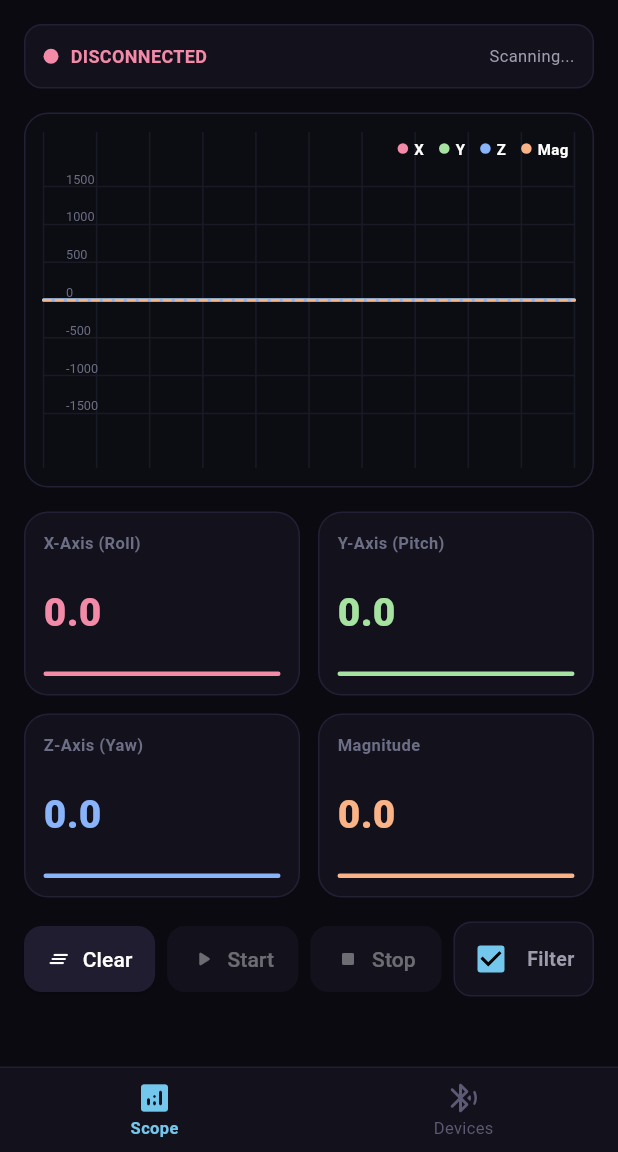
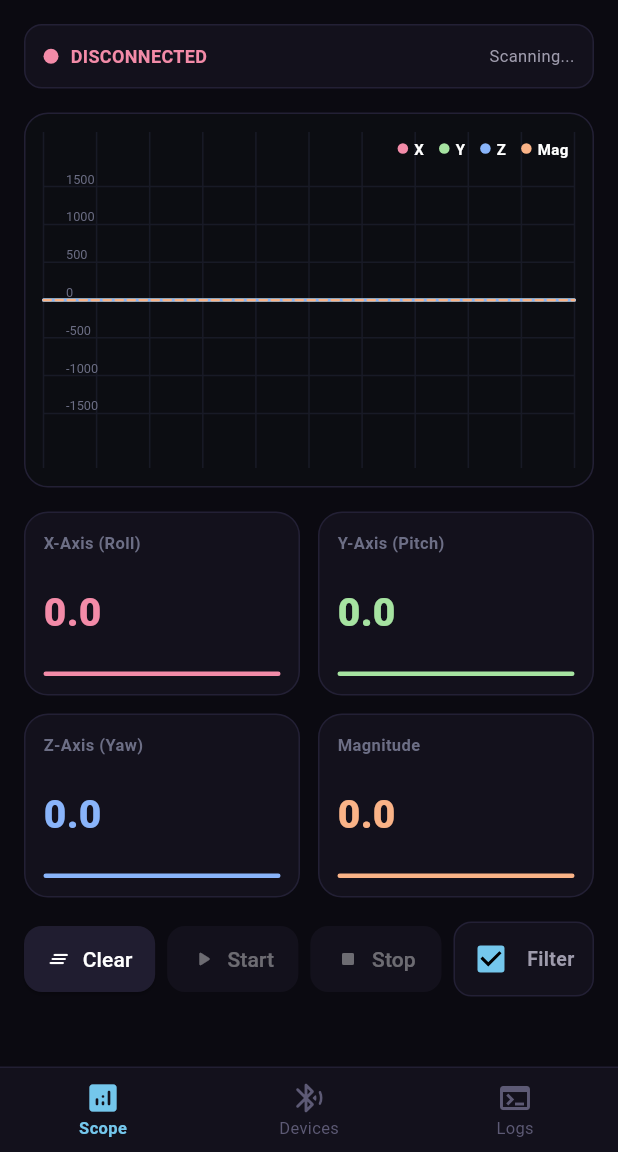
Before and after one commit to Aleksandr6669/Aura, a Flutter app: the screen it shows after launch, on a phone screen of 412 x 824 dp, the part 84-1236 px from its top. Run offline on Flutter 3.47's test engine with Material 3 defaults, Android fonts, the light colour scheme and no system bars; our stand-ins replace flutter_blue_plus, shared_preferences; Roboto replaces fonts that are missing (Fira Code).

Commit message:
feat: add Logs tab to dashboard navigation bar

```diff
--- a/lib/dashboard_view.dart
+++ b/lib/dashboard_view.dart
@@ -79,6 +79,8 @@ class _DashboardViewState extends State<DashboardView> {
           const ScopeTabContent(),
           // Tab 2: Devices
           const DevicesTabContent(),
+          // Tab 3: Logs
+          const LogsTabContent(),
         ],
       ),
       bottomNavigationBar: Container(
@@ -109,6 +111,11 @@ class _DashboardViewState extends State<DashboardView> {
               icon: Icon(Icons.bluetooth_searching_rounded),
               activeIcon: Icon(Icons.bluetooth_connected_rounded),
               label: "Devices",
+            ),
+            BottomNavigationBarItem(
+              icon: Icon(Icons.terminal_outlined),
+              activeIcon: Icon(Icons.terminal_rounded),
+              label: "Logs",
             ),
           ],
         ),
```
